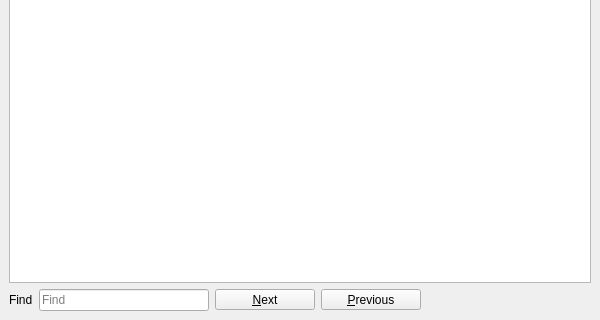
Old version of the form UI/biblioteq_documentationwindow.ui in the repository textbrowser/biblioteq; both pictures show x 0 to 600 and y 280 to 600 of the 600 by 600 pixel window.
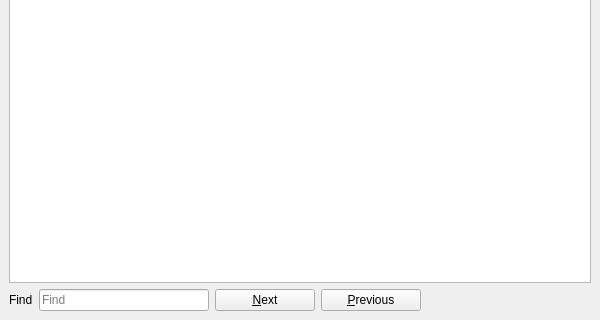
New version of the form. Icons and pictures are not drawn.

```diff
--- a/UI/biblioteq_documentationwindow.ui
+++ b/UI/biblioteq_documentationwindow.ui
@@ -43,7 +43,7 @@
        </widget>
       </item>
       <item>
-       <widget class="QToolButton" name="next">
+       <widget class="QPushButton" name="next">
         <property name="minimumSize">
          <size>
           <width>100</width>
@@ -56,7 +56,7 @@
        </widget>
       </item>
       <item>
-       <widget class="QToolButton" name="previous">
+       <widget class="QPushButton" name="previous">
         <property name="minimumSize">
          <size>
           <width>100</width>
```
Left out of the diff: 2 changed lines with no effect on the pictures.
